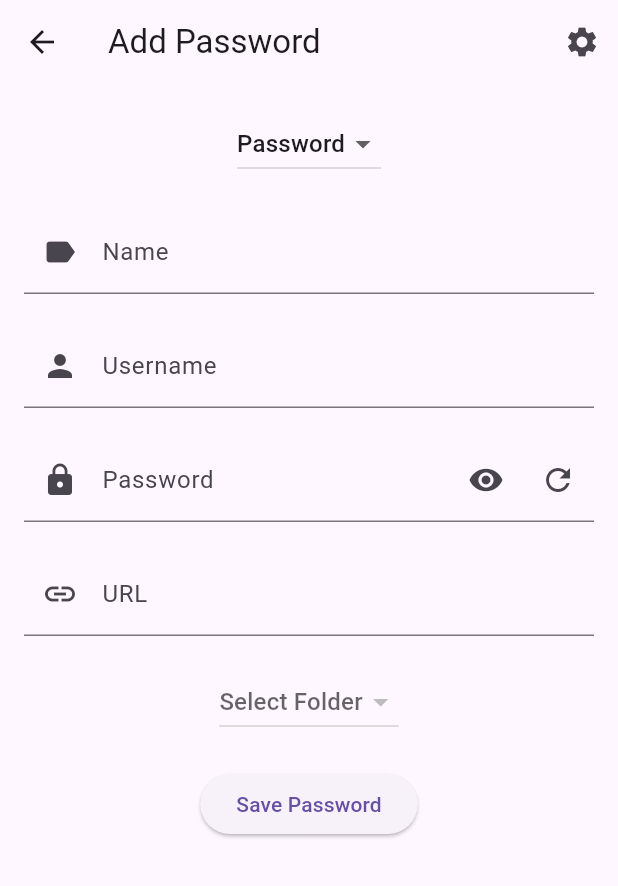
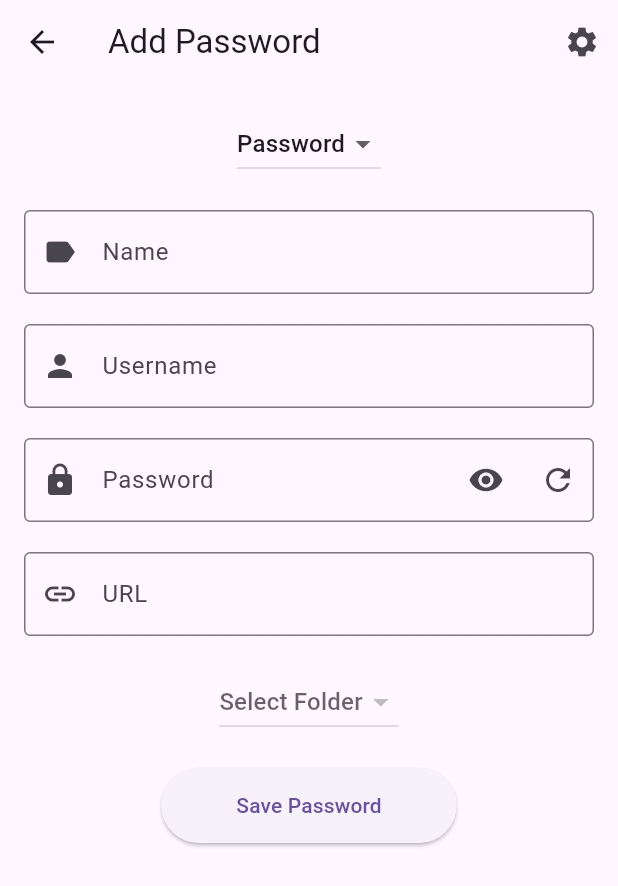
Before and after one commit to DevWhizUK/Flutter_Password_Manager, a Flutter app: the AddPasswordPage screen opened directly with empty values, on a phone screen of 412 x 824 dp. Shown: the top 886 px of the screen. Run offline on Flutter 3.47's test engine with Material 3 defaults, Android fonts, the phone set to English and light mode, and no system bars; network calls fail.

Commit message:
Style: Update remaining pages to adhere to theme and font settings

```diff
--- a/lib/add_password.dart
+++ b/lib/add_password.dart
@@ -95,7 +95,7 @@ class _AddPasswordPageState extends State<AddPasswordPage> {
     });
 
     final response = await http.post(
-      Uri.parse('http://taylorv24.sg-host.com/add_folder.php'),
+      Uri.parse('http://taylorv24.sg-host.com/add_folder.php'), // Replace with actual endpoint
       headers: <String, String>{
         'Content-Type': 'application/json; charset=UTF-8',
       },
@@ -111,7 +111,7 @@ class _AddPasswordPageState extends State<AddPasswordPage> {
         _message = data['message'];
       });
       if (data['message'] == 'Folder added successfully') {
-        Navigator.pop(context, true); // Return true to indicate success
+        Navigator.pop(context, true); // Return to the home page after adding a folder
       }
     } else {
       setState(() {
@@ -137,6 +137,7 @@ class _AddPasswordPageState extends State<AddPasswordPage> {
 
   @override
   Widget build(BuildContext context) {
+    final theme = Theme.of(context);
     return Scaffold(
       appBar: AppBar(
         title: Text('Add ${_selectedOption}'),
@@ -178,6 +179,7 @@ class _AddPasswordPageState extends State<AddPasswordPage> {
                 decoration: InputDecoration(
                   labelText: 'Name',
                   prefixIcon: Icon(Icons.label),
+                  border: OutlineInputBorder(),
                 ),
               ),
               SizedBox(height: 20),
@@ -186,6 +188,7 @@ class _AddPasswordPageState extends State<AddPasswordPage> {
                 decoration: InputDecoration(
                   labelText: 'Username',
                   prefixIcon: Icon(Icons.person),
+                  border: OutlineInputBorder(),
                 ),
               ),
               SizedBox(height: 20),
@@ -195,6 +198,7 @@ class _AddPasswordPageState extends State<AddPasswordPage> {
                 decoration: InputDecoration(
                   labelText: 'Password',
                   prefixIcon: Icon(Icons.lock),
+                  border: OutlineInputBorder(),
                   suffixIcon: Row(
                     mainAxisSize: MainAxisSize.min,
                     children: [
@@ -222,6 +226,7 @@ class _AddPasswordPageState extends State<AddPasswordPage> {
                 decoration: InputDecoration(
                   labelText: 'URL',
                   prefixIcon: Icon(Icons.link),
+                  border: OutlineInputBorder(),
                 ),
               ),
               SizedBox(height: 20),
@@ -246,6 +251,9 @@ class _AddPasswordPageState extends State<AddPasswordPage> {
                   : ElevatedButton(
                       onPressed: _addPassword,
                       child: Text('Save Password'),
+                      style: ElevatedButton.styleFrom(
+                        padding: EdgeInsets.symmetric(horizontal: 50, vertical: 15),
+                      ),
                     ),
             ] else if (_selectedOption == 'Folder') ...[
               TextField(
@@ -253,6 +261,7 @@ class _AddPasswordPageState extends State<AddPasswordPage> {
                 decoration: InputDecoration(
                   labelText: 'Folder Name',
                   prefixIcon: Icon(Icons.folder),
+                  border: OutlineInputBorder(),
                 ),
               ),
               SizedBox(height: 20),
@@ -261,12 +270,15 @@ class _AddPasswordPageState extends State<AddPasswordPage> {
                   : ElevatedButton(
                       onPressed: _addFolder,
                       child: Text('Save Folder'),
+                      style: ElevatedButton.styleFrom(
+                        padding: EdgeInsets.symmetric(horizontal: 50, vertical: 15),
+                      ),
                     ),
             ],
             SizedBox(height: 20),
             Text(
               _message,
-              style: TextStyle(color: Colors.red),
+              style: TextStyle(color: theme.errorColor),
             ),
           ],
         ),
```
Also changed, not shown: lib/folder_page.dart (+4 -3 lines), lib/home.dart (+6 -5 lines).
